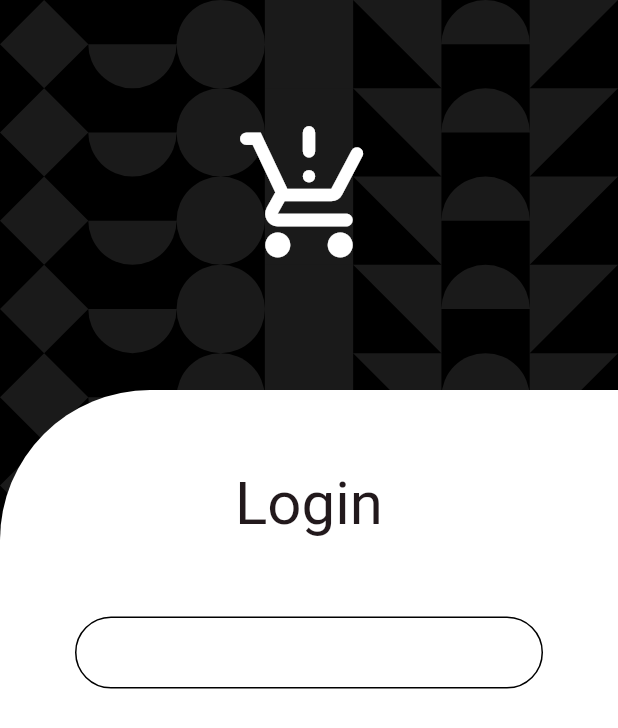
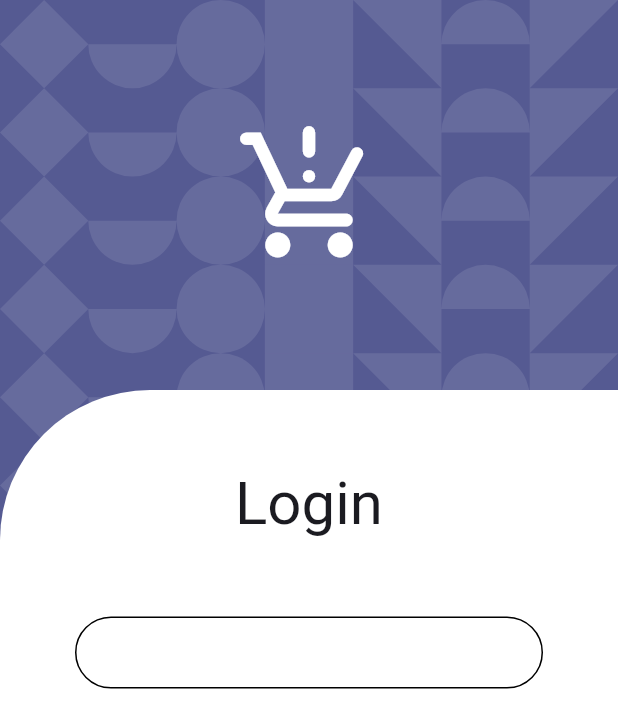
Before and after one commit to Klerith/flutter-authenticated-crud, a Flutter app: the screen it shows after launch, on a phone screen of 412 x 824 dp. Shown: the top 728 px of the screen. Run offline on Flutter 3.47's test engine with Material 2 defaults, Android fonts, the phone set to English and light mode, and no system bars; our stand-ins replace go_router, google_fonts; project files that could hold a hidden picture were left out.

Commit message:
theme updated

```diff
--- a/lib/config/theme/app_theme.dart
+++ b/lib/config/theme/app_theme.dart
@@ -5,7 +5,7 @@ class AppTheme {
 
   ThemeData getTheme() => ThemeData(
     useMaterial3: true,
-    colorSchemeSeed: Colors.black,
+    colorSchemeSeed: const Color(0xff424CB8),
     textTheme: TextTheme(
       titleLarge: GoogleFonts.montserratAlternates()
         .copyWith( fontSize: 40 )
--- a/lib/features/shared/widgets/custom_text_form_field.dart
+++ b/lib/features/shared/widgets/custom_text_form_field.dart
@@ -37,7 +37,7 @@ class CustomTextFormField extends StatelessWidget {
       obscureText: obscureText,
       decoration: InputDecoration(
         enabledBorder: border,
-        focusedBorder: border.copyWith( borderSide: BorderSide( color: colors.primary )),
+        focusedBorder: border.copyWith( borderSide: const BorderSide( color: Colors.black )),
         errorBorder: border.copyWith( borderSide: BorderSide( color: Colors.red.shade800 )),
         focusedErrorBorder: border.copyWith( borderSide: BorderSide( color: Colors.red.shade800 )),
 
--- a/lib/features/shared/widgets/geometrical_background.dart
+++ b/lib/features/shared/widgets/geometrical_background.dart
@@ -9,6 +9,7 @@ class GeometricalBackground extends StatelessWidget {
   @override
   Widget build(BuildContext context) {
     final size = MediaQuery.of(context).size;
+    final colors = Theme.of(context).colorScheme;
     final borderSize = size.width / 7; // Este es el tamaño para colocar 7 elementos
 
 
@@ -30,8 +31,8 @@ class GeometricalBackground extends StatelessWidget {
           // Background with shapes
           Container(
             clipBehavior: Clip.hardEdge,
-            decoration: const BoxDecoration(
-              color: Colors.black
+            decoration: BoxDecoration(
+              color: colors.primary,
             ),
             child: Column(
               children: [
```
